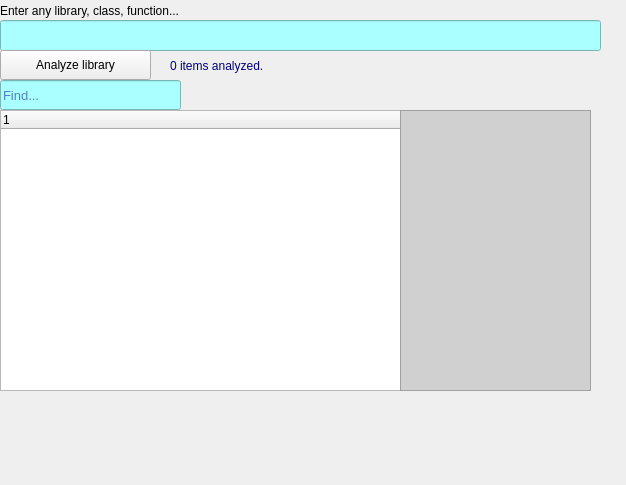
Qt form main.ui (dsoftn/PythonLibraryTool) before a commit.
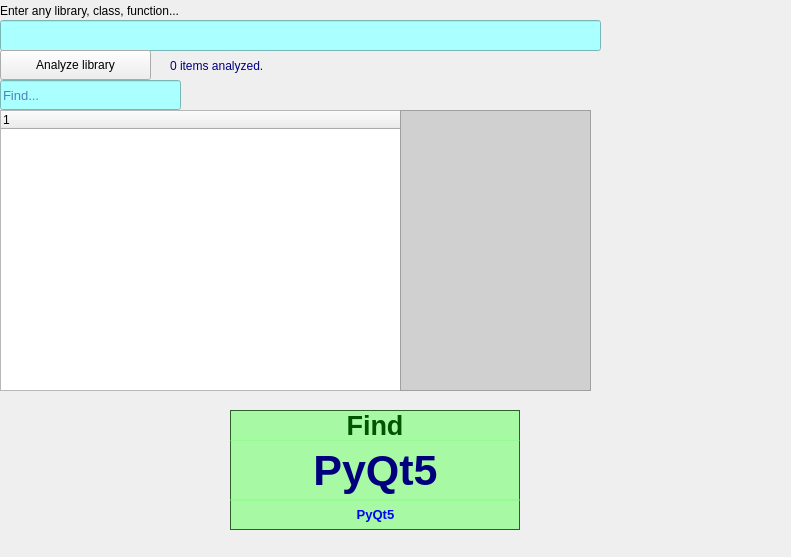
The same form after that commit. Icons and pictures are not drawn.

Diff of the .ui file:
```diff
--- a/main.ui
+++ b/main.ui
@@ -6,8 +6,8 @@
    <rect>
     <x>0</x>
     <y>0</y>
-    <width>626</width>
-    <height>485</height>
+    <width>791</width>
+    <height>557</height>
    </rect>
   </property>
   <property name="windowTitle">
@@ -245,6 +245,159 @@
      <string>0 items analyzed.</string>
     </property>
    </widget>
+   <widget class="QFrame" name="frm_find">
+    <property name="geometry">
+     <rect>
+      <x>230</x>
+      <y>410</y>
+      <width>290</width>
+      <height>120</height>
+     </rect>
+    </property>
+    <property name="autoFillBackground">
+     <bool>false</bool>
+    </property>
+    <property name="styleSheet">
+     <string notr="true">background-color: rgba(122, 255, 115, 95);</string>
+    </property>
+    <property name="frameShape">
+     <enum>QFrame::Box</enum>
+    </property>
+    <property name="frameShadow">
+     <enum>QFrame::Plain</enum>
+    </property>
+    <widget class="QLabel" name="lbl_find_caption">
+     <property name="geometry">
+      <rect>
+       <x>0</x>
+       <y>0</y>
+       <width>290</width>
+       <height>31</height>
+      </rect>
+     </property>
+     <property name="font">
+      <font>
+       <pointsize>20</pointsize>
+       <weight>75</weight>
+       <italic>false</italic>
+       <bold>true</bold>
+       <underline>false</underline>
+      </font>
+     </property>
+     <property name="styleSheet">
+      <string notr="true">color: rgb(0, 85, 0);
+background-color: rgba(122, 255, 115, 95);</string>
+     </property>
+     <property name="text">
+      <string>Find</string>
+     </property>
+     <property name="alignment">
+      <set>Qt::AlignCenter</set>
+     </property>
+    </widget>
+    <widget class="QLabel" name="lbl_goto_icon">
+     <property name="geometry">
+      <rect>
+       <x>230</x>
+       <y>0</y>
+       <width>60</width>
+       <height>60</height>
+      </rect>
+     </property>
+     <property name="styleSheet">
+      <string notr="true">background-color: rgba(255, 255, 255, 0);</string>
+     </property>
+     <property name="text">
+      <string/>
+     </property>
+     <property name="pixmap">
+      <pixmap>img/goto.png</pixmap>
+     </property>
+     <property name="alignment">
+      <set>Qt::AlignLeading|Qt::AlignLeft|Qt::AlignVCenter</set>
+     </property>
+    </widget>
+    <widget class="QLabel" name="lbl_find_full_name">
+     <property name="geometry">
+      <rect>
+       <x>0</x>
+       <y>89</y>
+       <width>291</width>
+       <height>31</height>
+      </rect>
+     </property>
+     <property name="font">
+      <font>
+       <pointsize>10</pointsize>
+       <weight>75</weight>
+       <italic>false</italic>
+       <bold>true</bold>
+       <underline>false</underline>
+      </font>
+     </property>
+     <property name="styleSheet">
+      <string notr="true">color: rgb(0, 0, 255);
+background-color: rgba(122, 255, 115, 95);</string>
+     </property>
+     <property name="text">
+      <string>PyQt5</string>
+     </property>
+     <property name="alignment">
+      <set>Qt::AlignCenter</set>
+     </property>
+    </widget>
+    <widget class="QLabel" name="lbl_goto_icon2">
+     <property name="geometry">
+      <rect>
+       <x>0</x>
+       <y>0</y>
+       <width>61</width>
+       <height>60</height>
+      </rect>
+     </property>
+     <property name="styleSheet">
+      <string notr="true">background-color: rgba(255, 255, 255, 0);</string>
+     </property>
+     <property name="text">
+      <string/>
+     </property>
+     <property name="pixmap">
+      <pixmap>img/search.png</pixmap>
+     </property>
+     <property name="alignment">
+      <set>Qt::AlignLeading|Qt::AlignLeft|Qt::AlignVCenter</set>
+     </property>
+    </widget>
+    <widget class="QLabel" name="lbl_find">
+     <property name="geometry">
+      <rect>
+       <x>0</x>
+       <y>30</y>
+       <width>291</width>
+       <height>61</height>
+      </rect>
+     </property>
+     <property name="font">
+      <font>
+       <pointsize>32</pointsize>
+       <weight>75</weight>
+       <italic>false</italic>
+       <bold>true</bold>
+       <underline>false</underline>
+      </font>
+     </property>
+     <property name="styleSheet">
+      <string notr="true">color: rgb(0, 0, 127);
+background-color: rgba(122, 255, 115, 95);</string>
+     </property>
+     <property name="text">
+      <string>PyQt5</string>
+     </property>
+     <property name="alignment">
+      <set>Qt::AlignCenter</set>
+     </property>
+    </widget>
+   </widget>
    <zorder>lbl_lib</zorder>
    <zorder>txt_lib</zorder>
    <zorder>tree_lib</zorder>
```
Left out of the diff: 15 changed lines with no effect on the pictures.
